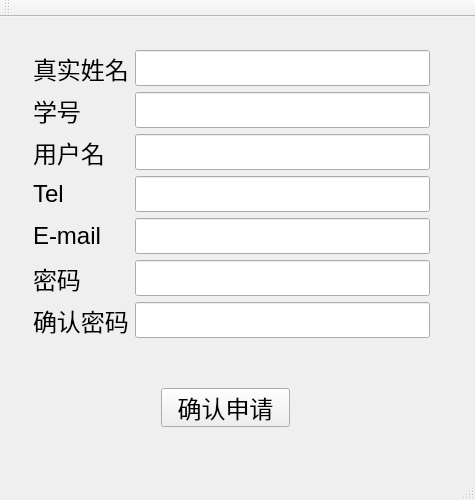
Qt form new_user.ui (lixiaojia2017/libclient) before a commit.
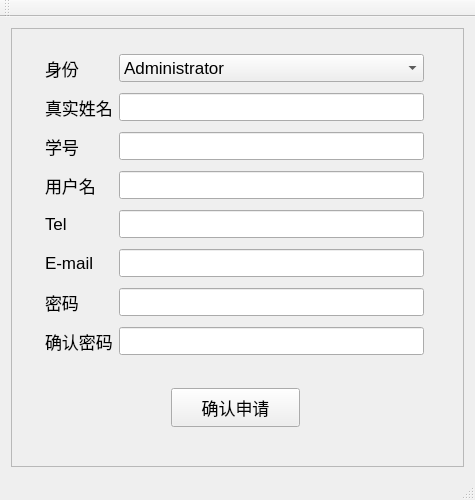
The same form after that commit.

The edit to the form file:
```diff
--- a/new_user.ui
+++ b/new_user.ui
@@ -39,10 +39,36 @@
         <pointsize>18</pointsize>
        </font>
       </property>
+      <layout class="QGridLayout" name="gridLayout_3">
+       <property name="leftMargin">
+        <number>0</number>
+       </property>
+       <property name="topMargin">
+        <number>0</number>
+       </property>
+       <property name="rightMargin">
+        <number>0</number>
+       </property>
+       <property name="bottomMargin">
+        <number>0</number>
+       </property>
+       <item row="0" column="0">
+        <widget class="QFrame" name="frame">
+         <property name="font">
+          <font>
+           <pointsize>13</pointsize>
+          </font>
+         </property>
+         <property name="frameShape">
+          <enum>QFrame::StyledPanel</enum>
+         </property>
+         <property name="frameShadow">
+          <enum>QFrame::Raised</enum>
+         </property>
       <widget class="QPushButton" name="ngetnewr">
        <property name="geometry">
         <rect>
-         <x>150</x>
+            <x>160</x>
          <y>360</y>
          <width>129</width>
          <height>39</height>
@@ -55,93 +81,197 @@
       <widget class="QWidget" name="">
        <property name="geometry">
         <rect>
-         <x>11</x>
-         <y>11</y>
-         <width>419</width>
-         <height>310</height>
-        </rect>
-       </property>
-       <layout class="QGridLayout" name="gridLayout_2">
+            <x>23</x>
+            <y>10</y>
+            <width>401</width>
+            <height>341</height>
+           </rect>
+          </property>
+          <layout class="QGridLayout" name="gridLayout_5">
         <item row="0" column="0">
-         <widget class="QLabel" name="label">
+            <widget class="QLabel" name="label_22">
+             <property name="font">
+              <font>
+               <pointsize>13</pointsize>
+              </font>
+             </property>
           <property name="text">
-           <string>真实姓名</string>
+              <string>身份</string>
           </property>
          </widget>
         </item>
         <item row="0" column="1">
-         <widget class="QLineEdit" name="nrealname"/>
+            <widget class="QComboBox" name="comboBox">
+             <item>
+              <property name="text">
+               <string>Administrator</string>
+              </property>
+             </item>
+             <item>
+              <property name="text">
+               <string>Reader</string>
+              </property>
+             </item>
+            </widget>
         </item>
         <item row="1" column="0">
-         <widget class="QLabel" name="label_2">
+            <widget class="QLabel" name="label_15">
+             <property name="font">
+              <font>
+               <pointsize>13</pointsize>
+              </font>
+             </property>
           <property name="text">
-           <string>学号</string>
+              <string>真实姓名</string>
           </property>
          </widget>
         </item>
         <item row="1" column="1">
-         <widget class="QLineEdit" name="nIDnumber"/>
+            <widget class="QLineEdit" name="nrealname_3">
+             <property name="font">
+              <font>
+               <pointsize>13</pointsize>
+              </font>
+             </property>
+            </widget>
         </item>
         <item row="2" column="0">
-         <widget class="QLabel" name="label_3">
+            <widget class="QLabel" name="label_16">
+             <property name="font">
+              <font>
+               <pointsize>13</pointsize>
+              </font>
+             </property>
           <property name="text">
-           <string>用户名</string>
+              <string>学号</string>
           </property>
          </widget>
         </item>
         <item row="2" column="1">
-         <widget class="QLineEdit" name="nusername"/>
+            <widget class="QLineEdit" name="nIDnumber_3">
+             <property name="font">
+              <font>
+               <pointsize>13</pointsize>
+              </font>
+             </property>
+            </widget>
         </item>
         <item row="3" column="0">
-         <widget class="QLabel" name="label_4">
+            <widget class="QLabel" name="label_17">
+             <property name="font">
+              <font>
+               <pointsize>13</pointsize>
+              </font>
+             </property>
           <property name="text">
-           <string>Tel</string>
+              <string>用户名</string>
           </property>
          </widget>
         </item>
         <item row="3" column="1">
-         <widget class="QLineEdit" name="ntel"/>
+            <widget class="QLineEdit" name="nusername_3">
+             <property name="font">
+              <font>
+               <pointsize>13</pointsize>
+              </font>
+             </property>
+            </widget>
         </item>
         <item row="4" column="0">
-         <widget class="QLabel" name="label_5">
+            <widget class="QLabel" name="label_18">
+             <property name="font">
+              <font>
+               <pointsize>13</pointsize>
+              </font>
+             </property>
           <property name="text">
-           <string>E-mail</string>
+              <string>Tel</string>
           </property>
          </widget>
         </item>
         <item row="4" column="1">
-         <widget class="QLineEdit" name="nemail"/>
+            <widget class="QLineEdit" name="ntel_3">
+             <property name="font">
+              <font>
+               <pointsize>13</pointsize>
+              </font>
+             </property>
+            </widget>
         </item>
         <item row="5" column="0">
-         <widget class="QLabel" name="label_6">
+            <widget class="QLabel" name="label_19">
+             <property name="font">
+              <font>
+               <pointsize>13</pointsize>
+              </font>
+             </property>
           <property name="text">
-           <string>密码</string>
+              <string>E-mail</string>
           </property>
          </widget>
         </item>
         <item row="5" column="1">
-         <widget class="QLineEdit" name="npassword">
-          <property name="echoMode">
-           <enum>QLineEdit::Password</enum>
+            <widget class="QLineEdit" name="nemail_3">
+             <property name="font">
+              <font>
+               <pointsize>13</pointsize>
+              </font>
           </property>
          </widget>
         </item>
         <item row="6" column="0">
-         <widget class="QLabel" name="label_7">
+            <widget class="QLabel" name="label_20">
+             <property name="font">
+              <font>
+               <pointsize>13</pointsize>
+              </font>
+             </property>
           <property name="text">
-           <string>确认密码</string>
+              <string>密码</string>
           </property>
          </widget>
         </item>
         <item row="6" column="1">
-         <widget class="QLineEdit" name="npasswordagain">
+            <widget class="QLineEdit" name="npassword_3">
+             <property name="font">
+              <font>
+               <pointsize>13</pointsize>
+              </font>
+             </property>
           <property name="echoMode">
            <enum>QLineEdit::Password</enum>
           </property>
          </widget>
         </item>
-       </layout>
-      </widget>
+           <item row="7" column="0">
+            <widget class="QLabel" name="label_21">
+             <property name="font">
+              <font>
+               <pointsize>13</pointsize>
+              </font>
+             </property>
+             <property name="text">
+              <string>确认密码</string>
+             </property>
+            </widget>
+           </item>
+           <item row="7" column="1">
+            <widget class="QLineEdit" name="npasswordagain_3">
+             <property name="font">
+              <font>
+               <pointsize>13</pointsize>
+              </font>
+             </property>
+             <property name="echoMode">
+              <enum>QLineEdit::Password</enum>
+             </property>
+            </widget>
+           </item>
+          </layout>
+         </widget>
+        </widget>
+       </item>
+      </layout>
      </widget>
     </item>
    </layout>
```
Lines whose indentation alone changed are shown as unchanged.
